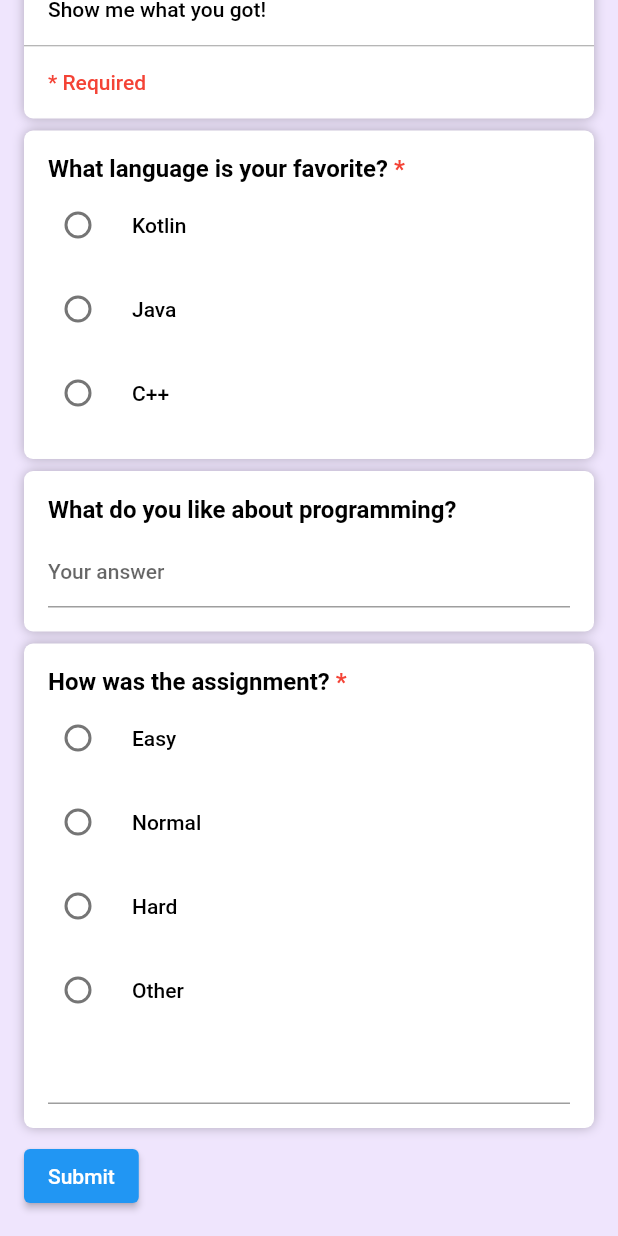
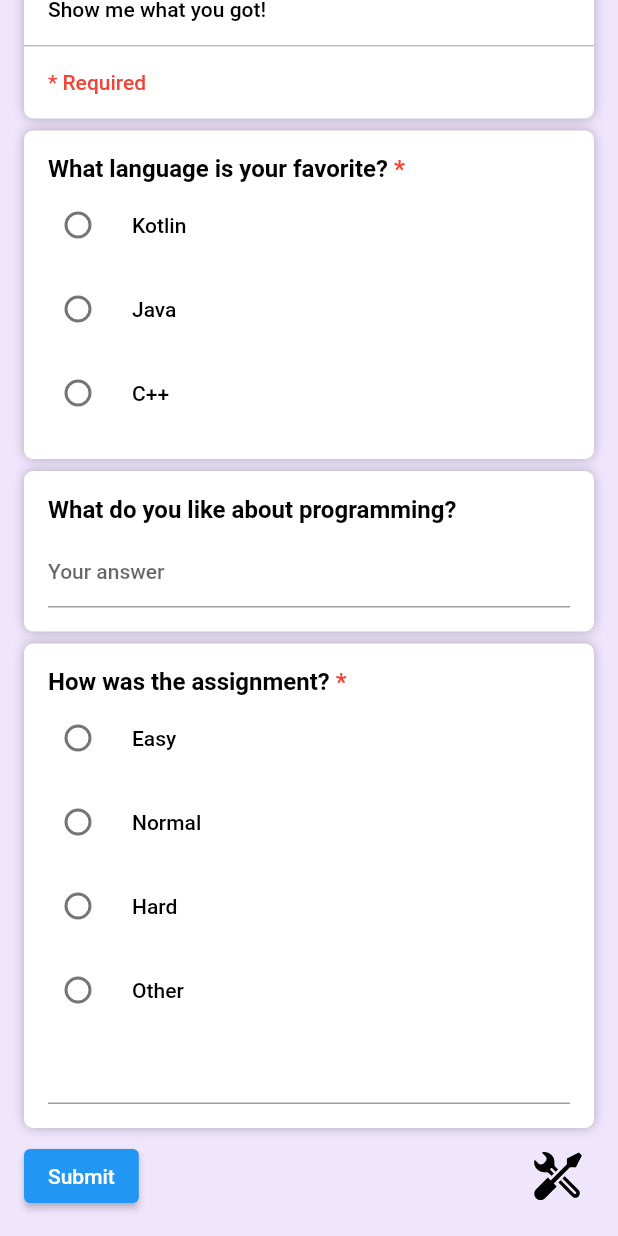
Before and after one commit to chplalex/Questionnaire, a Flutter app: the screen it shows after launch, scrolled down 130 dp, on a phone screen of 412 x 824 dp. Run offline on Flutter 3.47's test engine with Material 2 defaults, Android fonts, the phone set to English and light mode, and no system bars; our stand-ins replace equatable, flutter_bloc, flutter_svg, get_it, retry; Roboto replaces fonts that are missing (Poppins).

Commit message:
Added network settings dialog.

```diff
--- a/lib/app/app_constants.dart
+++ b/lib/app/app_constants.dart
@@ -25,8 +25,9 @@ class AppConstants {
   static const apiMaxRequestAttempts = 3;
   static const apiRetryDelayFactorDuration = Duration(milliseconds: 1000);
 
-  // for testing on the iOS Simulator only
-  static const questionnaireAuthority = "localhost:3000";
+  static var questionnaireAuthority = "localhost";
+  static var questionnairePort = "3000";
+
   static const updateQuestionnaireEndPoint = "posts";
 
   static const toastDurationInSeconds = 2;
@@ -38,4 +39,18 @@ class AppConstants {
   static const cardTitleAsterisk = " *";
 
   static const successMessage = "Success";
+
+  static const iconSettings = "assets/ic_settings.svg";
+
+  static const networkSettingsDialogTitle = "Network Settings";
+  static const networkSettingsDialogLabelAuthority = "Host authority";
+  static const networkSettingsDialogLabelPort = "Port";
+
+  static const buttonLabelApply = "Apply";
+  static const buttonLabelCancel = "Cancel";
+
+  static const authorityIsEmptyError = "can't be empty";
+
+  static const portNotIntegerError = "should be empty or integer";
+  static const portRangeError = "integer can be from 1025 to 65536";
 }
--- a/lib/bl/blocs/questionnaire_cubit.dart
+++ b/lib/bl/blocs/questionnaire_cubit.dart
@@ -1,4 +1,5 @@
 import 'package:flutter_bloc/flutter_bloc.dart';
+import 'package:questionnaire/app/app_constants.dart';
 import 'package:questionnaire/bl/mappers/questionnaire_mapper.dart';
 import 'package:questionnaire/data/repositories/questionnaire_repository.dart';
 
@@ -6,11 +7,16 @@ import '../../app/app_enums.dart';
 import '../../data/states/questionnaire_state.dart';
 
 class QuestionnaireCubit extends Cubit<QuestionnaireState> {
+  static const _portValueMin = 1025;
+  static const _portValueMax = 65536;
+
   final QuestionnaireMapper _mapper;
   final QuestionnaireRepository _repository;
 
   var likeQuestionAnswer = "";
   var homeAssignmentOther = "";
+  var authority = "";
+  var port = "";
 
   QuestionnaireCubit(this._mapper, this._repository) : super(QuestionnaireState.initial());
 
@@ -39,7 +45,7 @@ class QuestionnaireCubit extends Cubit<QuestionnaireState> {
     emit(newState);
   }
 
-  void submitQuestionnaire() async {
+  void submitButtonPressed() async {
     final loadingState = state.copyWith(
       isLoading: true,
       likeQuestionAnswer: likeQuestionAnswer,
@@ -63,6 +69,35 @@ class QuestionnaireCubit extends Cubit<QuestionnaireState> {
           );
     emit(newState.copyWith(message: response.message));
   }
+
+  void settingsButtonPressed() {
+    final newState = state.copyWith(
+      likeQuestionAnswer: likeQuestionAnswer,
+      homeAssignmentOther: homeAssignmentOther,
+    );
+    emit(newState);
+  }
+
+  String? authorityValidator(String? value) =>
+      value == null || value.trim().isEmpty ? AppConstants.authorityIsEmptyError : null;
+
+  String? portValidator(String? value) {
+    if (value == null || value.trim().isEmpty) {
+      return null;
+    }
+
+    try {
+      final portValue = int.parse(value);
+      return portValue < _portValueMin || _portValueMax < portValue ? AppConstants.portRangeError : null;
+    } catch (_) {
+      return AppConstants.portNotIntegerError;
+    }
+  }
+
+  void onNetworkSettingsApply() {
+    AppConstants.questionnaireAuthority = authority.trim();
+    AppConstants.questionnairePort = port.trim();
+  }
 }
 
 extension _QuestionnaireStateExtension on QuestionnaireState {
--- /dev/null
+++ b/lib/ui/network_settings_dialog.dart
@@ -0,0 +1,114 @@
+import 'package:flutter/material.dart';
+import 'package:questionnaire/app/app_constants.dart';
+import 'package:questionnaire/app/app_styles.dart';
+import 'package:questionnaire/ui/questionnaire_text_field.dart';
+
+import '../app/app_colors.dart';
+
+class NetworkSettingsDialog {
+  static const _borderRadius = 6.0;
+  static const _borderWidth = 0.5;
+  static const _paddingLarge = 16.0;
+  static const _paddingNormal = 8.0;
+
+  final TextEditingController authorityController;
+  final TextEditingController portController;
+
+  final FormFieldValidator<String> authorityValidator;
+  final FormFieldValidator<String> portValidator;
+
+  final VoidCallback onApply;
+
+  final _formKey = GlobalKey<FormState>();
+
+  NetworkSettingsDialog({
+    required this.authorityController,
+    required this.authorityValidator,
+    required this.portController,
+    required this.portValidator,
+    required this.onApply,
+  });
+
+  void show(BuildContext context) {
+    showDialog(
+      context: context,
+      useSafeArea: true,
+      barrierDismissible: false,
+      builder: _dialogBuilder,
+    );
+  }
+
+  Widget _dialogBuilder(BuildContext context) {
+    return AlertDialog(
+      title: const Text(AppConstants.networkSettingsDialogTitle, style: AppStyles.title28),
+      titlePadding: const EdgeInsets.all(_paddingLarge),
+      content: Form(
+        key: _formKey,
+        child: Column(
+          mainAxisSize: MainAxisSize.min,
+          children: [
+            _textInput(
+              label: AppConstants.networkSettingsDialogLabelAuthority,
+              originalText: AppConstants.questionnaireAuthority,
+              controller: authorityController,
+              validator: authorityValidator,
+            ),
+            const SizedBox(height: 2 * _paddingLarge),
+            _textInput(
+              label: AppConstants.networkSettingsDialogLabelPort,
+              originalText: AppConstants.questionnairePort,
+              controller: portController,
+              validator: portValidator,
+            ),
+          ],
+        ),
+      ),
+      contentPadding: const EdgeInsets.all(_paddingLarge),
+      actions: [
+        _buttonApply(context),
+        _buttonCancel(context),
+      ],
+      actionsPadding: const EdgeInsets.all(_paddingLarge),
+      actionsAlignment: MainAxisAlignment.center,
+      shape: RoundedRectangleBorder(
+          borderRadius: BorderRadius.circular(_borderRadius),
+          side: const BorderSide(width: _borderWidth, color: AppColors.lightPaleBlue)),
+    );
+  }
+
+  static Widget _textInput({
+    required String label,
+    required String originalText,
+    required TextEditingController controller,
+    required FormFieldValidator<String> validator,
+  }) =>
+      Column(
+        crossAxisAlignment: CrossAxisAlignment.start,
+        children: [
+          Text("$label:", style: AppStyles.title16),
+          const SizedBox(height: _paddingNormal),
+          QuestionnaireTextField(
+            controller: controller,
+            originalText: originalText,
+            isEnable: true,
+            focusNode: null,
+            validator: validator,
+          ),
+        ],
+      );
+
+  Widget _buttonApply(BuildContext context) => ElevatedButton(
+        onPressed: () {
+          if (_formKey.currentState!.validate()) {
+            onApply.call();
+            Navigator.of(context).pop();
+          }
+        },
+        child: const Text(AppConstants.buttonLabelApply),
+      );
+
+  Widget _buttonCancel(BuildContext context) => TextButton(
+        onPressed: () => Navigator.of(context).pop(),
+        child: const Text(AppConstants.buttonLabelCancel),
+      );
+}
--- a/lib/ui/questionnaire_text_field.dart
+++ b/lib/ui/questionnaire_text_field.dart
@@ -6,7 +6,8 @@ class QuestionnaireTextField extends StatelessWidget {
   final String originalText;
   final String? hintText;
   final bool isEnable;
-  final FocusNode focusNode;
+  final FocusNode? focusNode;
+  final FormFieldValidator<String>? validator;
 
   const QuestionnaireTextField({
     super.key,
@@ -15,13 +16,14 @@ class QuestionnaireTextField extends StatelessWidget {
     this.hintText,
     required this.isEnable,
     required this.focusNode,
+    this.validator,
   });
 
   @override
   Widget build(BuildContext context) {
     controller.text = originalText;
     controller.selection = TextSelection.collapsed(offset: originalText.length);
-    return TextField(
+    return TextFormField(
       keyboardType: TextInputType.multiline,
       maxLines: null,
       readOnly: !isEnable,
@@ -29,6 +31,8 @@ class QuestionnaireTextField extends StatelessWidget {
       style: isEnable ? AppStyles.text14Black : AppStyles.text14BlackNotEnabled,
       decoration: InputDecoration(hintText: hintText, contentPadding: EdgeInsets.zero),
       focusNode: focusNode,
+      validator: validator,
+      autovalidateMode: validator == null ? null : AutovalidateMode.onUserInteraction,
     );
   }
 }
--- a/lib/ui/questionnaire_widget.dart
+++ b/lib/ui/questionnaire_widget.dart
@@ -1,5 +1,6 @@
 import 'package:flutter/material.dart';
 import 'package:flutter_bloc/flutter_bloc.dart';
+import 'package:flutter_svg/flutter_svg.dart';
 import 'package:questionnaire/app/app_constants.dart';
 import 'package:questionnaire/app/app_enums.dart';
 import 'package:questionnaire/app/app_styles.dart';
@@ -9,6 +10,7 @@ import 'package:questionnaire/ui/questionnaire_text_field.dart';
 import 'package:questionnaire/ui/questionnaire_toast.dart';
 
 import '../app/app_colors.dart';
+import 'network_settings_dialog.dart';
 
 class QuestionnaireWidget extends StatefulWidget {
   const QuestionnaireWidget({super.key});
@@ -28,8 +30,10 @@ class _QuestionnaireState extends State<QuestionnaireWidget> {
 
   late final QuestionnaireCubit _cubit;
 
+  final _authorityController = TextEditingController();
+  final _homeAssignmentController = TextEditingController();
   final _likeQuestionController = TextEditingController();
-  final _homeAssignmentController = TextEditingController();
+  final _portController = TextEditingController();
 
   final _likeQuestionFocusNode = FocusNode();
   final _homeAssignmentFocusNode = FocusNode();
@@ -46,6 +50,14 @@ class _QuestionnaireState extends State<QuestionnaireWidget> {
     _homeAssignmentController.addListener(() {
       _cubit.homeAssignmentOther = _homeAssignmentController.text;
     });
+
+    _authorityController.addListener(() {
+      _cubit.authority = _authorityController.text;
+    });
+
+    _portController.addListener(() {
+      _cubit.port = _portController.text;
+    });
   }
 
   @override
@@ -55,6 +67,9 @@ class _QuestionnaireState extends State<QuestionnaireWidget> {
 
     _likeQuestionFocusNode.dispose();
     _homeAssignmentFocusNode.dispose();
+
+    _authorityController.dispose();
+    _portController.dispose();
 
     super.dispose();
   }
@@ -105,7 +120,7 @@ class _QuestionnaireState extends State<QuestionnaireWidget> {
           divider,
           _homeAssignmentCard(context, state),
           divider,
-            _button(context, state),
+          _actionRow(context, state),
         ],
       ),
     );
@@ -190,7 +205,7 @@ class _QuestionnaireState extends State<QuestionnaireWidget> {
   Widget _cardTitle({required String text, required bool isRequired}) => Row(
         children: [
           Text(text, style: AppStyles.title16),
-      if (isRequired) Text(AppConstants.cardTitleAsterisk, style: AppStyles.title16Red),
+          if (isRequired) const Text(AppConstants.cardTitleAsterisk, style: AppStyles.title16Red),
         ],
       );
 
@@ -288,11 +303,11 @@ class _QuestionnaireState extends State<QuestionnaireWidget> {
         },
       );
 
-  Widget _button(BuildContext context, QuestionnaireState state) => ElevatedButton(
+  Widget _submitButton(BuildContext context, QuestionnaireState state) => ElevatedButton(
         child: const Text(AppConstants.submitButtonText),
         onPressed: () {
           if (state.isButtonEnabled) {
-            _cubit.submitQuestionnaire();
+            _cubit.submitButtonPressed();
             FocusScope.of(context).unfocus();
           } else {
             _showToast(context, AppConstants.buttonIsDisabledToast);
@@ -310,4 +325,24 @@ class _QuestionnaireState extends State<QuestionnaireWidget> {
         padding: const EdgeInsets.all(_largePadding),
         child: child,
       );
+
+  Widget _actionRow(BuildContext context, QuestionnaireState state) => Row(
+        children: [
+          _submitButton(context, state),
+          const Spacer(),
+          _settingsButton(context, state),
+        ],
+      );
+
+  Widget _settingsButton(BuildContext context, QuestionnaireState state) => IconButton(
+        // onPressed: () => _cubit.settingsButtonPressed(),
+        onPressed: () => NetworkSettingsDialog(
+          authorityController: _authorityController,
+          portController: _portController,
+          authorityValidator: _cubit.authorityValidator,
+          portValidator: _cubit.portValidator,
+          onApply: _cubit.onNetworkSettingsApply,
+        )..show(context),
+        icon: SvgPicture.asset(AppConstants.iconSettings),
+      );
 }
--- a/pubspec.yaml
+++ b/pubspec.yaml
@@ -17,6 +17,7 @@ dependencies:
   equatable: ^2.0.5
   http: ^0.13.6
   retry: ^3.1.1
+  flutter_svg: ^2.0.5
 
 dev_dependencies:
   flutter_test:
@@ -25,3 +26,5 @@ dev_dependencies:
 
 flutter:
   uses-material-design: true
+  assets:
+    - assets/
```
Also changed, not shown: lib/data/providers/api_manager.dart (+7 -1 lines), assets/ic_settings.svg (added), pubspec.lock, 1 other file. Lines whose indentation alone changed are shown as unchanged.
